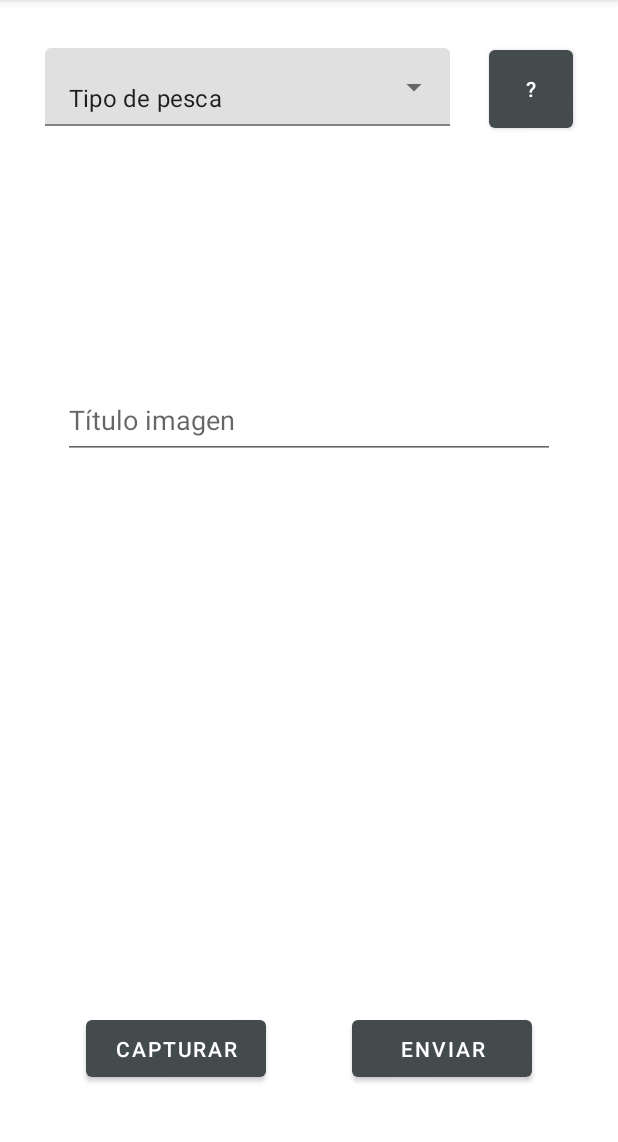
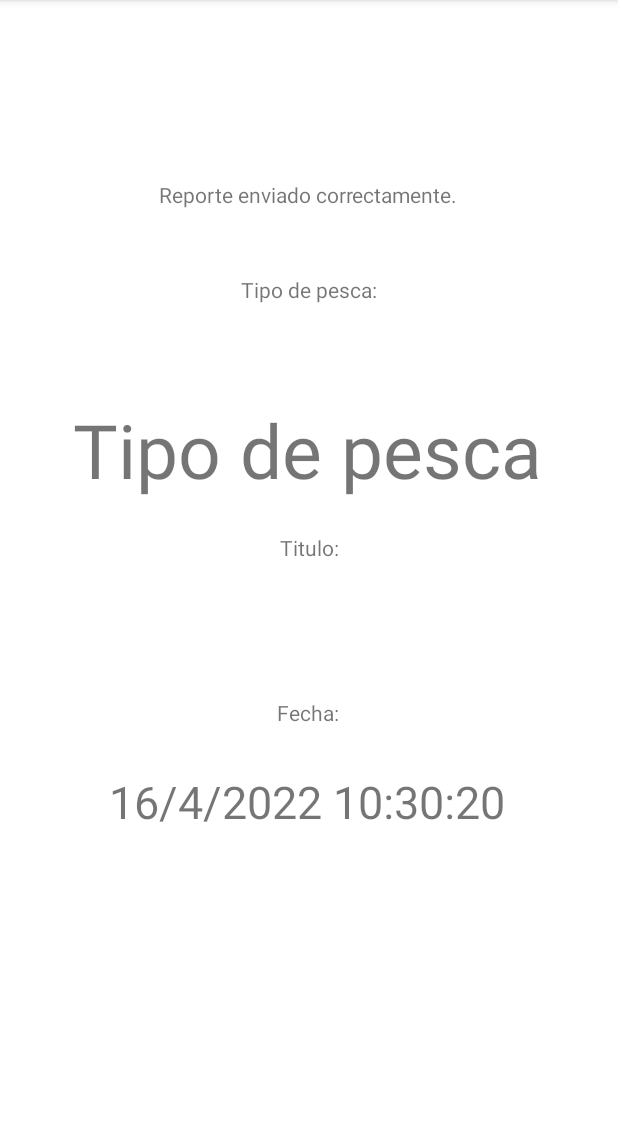
Before and after one commit to gustavonunezlab/TNT, an Android app: the FormFragment screen opened through its navigation route, after a tap on "ENVIAR", on a phone screen of 412 x 824 dp, the part 84-1226 px from its top. Run offline under Robolectric (Android 15) with nearby library versions, the phone set to English and light mode, and no system bars; Roboto replaces fonts that are not available here; 2 statements that could not run were skipped.

Commit message:
Sending paramenters from FormFragment to FormDisplayFragment

```diff
--- a/app/build.gradle
+++ b/app/build.gradle
@@ -1,6 +1,8 @@
 plugins {
     id 'com.android.application'
     id 'org.jetbrains.kotlin.android'
+    id("androidx.navigation.safeargs")
+
 }
 
 android {
@@ -55,22 +57,20 @@ dependencies {
     androidTestImplementation 'androidx.test.ext:junit:1.1.3'
     androidTestImplementation 'androidx.test.espresso:espresso-core:3.4.0'
 
-
-
     // Java language implementation
-    implementation("androidx.navigation:navigation-fragment:2.4.1")
-    implementation("androidx.navigation:navigation-ui:2.4.1")
+    implementation("androidx.navigation:navigation-fragment:2.4.2")
+    implementation("androidx.navigation:navigation-ui:2.4.2")
 
     // Kotlin
-    implementation("androidx.navigation:navigation-fragment-ktx:2.4.1")
-    implementation("androidx.navigation:navigation-ui-ktx:2.4.1")
+    implementation("androidx.navigation:navigation-fragment-ktx:2.4.2")
+    implementation("androidx.navigation:navigation-ui-ktx:2.4.2")
 
     // Feature module Support
-    implementation("androidx.navigation:navigation-dynamic-features-fragment:2.4.1")
+    implementation("androidx.navigation:navigation-dynamic-features-fragment:2.4.2")
 
     // Testing Navigation
-    androidTestImplementation("androidx.navigation:navigation-testing:2.4.1")
+    androidTestImplementation("androidx.navigation:navigation-testing:2.4.2")
 
     // Jetpack Compose Integration
-    implementation("androidx.navigation:navigation-compose:2.4.1")
+    implementation("androidx.navigation:navigation-compose:2.4.2")
 }
--- /dev/null
+++ b/app/src/main/java/com/example/demo/FormDisplayFragment.kt
@@ -0,0 +1,47 @@
+package com.example.demo
+
+import android.icu.text.SimpleDateFormat
+import android.os.Build
+import android.os.Bundle
+import androidx.fragment.app.Fragment
+import android.view.LayoutInflater
+import android.view.View
+import android.view.ViewGroup
+import androidx.annotation.RequiresApi
+import androidx.navigation.fragment.navArgs
+import com.example.demo.databinding.FragmentFormDisplayBinding
+import java.util.*
+
+// the fragment initialization parameters, e.g. ARG_ITEM_NUMBER
+
+/**
+ * A simple [Fragment] subclass.
+ * Use the [FormDisplayFragment.newInstance] factory method to
+ * create an instance of this fragment.
+ */
+
+class FormDisplayFragment : Fragment() {
+
+    private var _binding: FragmentFormDisplayBinding? = null
+    private val binding get() = _binding!!
+    private val args: FormDisplayFragmentArgs by navArgs()
+
+    @RequiresApi(Build.VERSION_CODES.N)
+    override fun onCreateView(
+        inflater: LayoutInflater, container: ViewGroup?,
+        savedInstanceState: Bundle?
+    ): View? {
+        _binding = FragmentFormDisplayBinding.inflate(inflater, container, false)
+        _binding!!.titleTextView.text = args.title
+        _binding!!.fishingTypeTextView.text = args.fishingType
+
+        val sdf = SimpleDateFormat("dd/M/yyyy hh:mm:ss")
+
+        val currentDate = sdf.format(Date())
+        _binding!!.dateTextView.text = currentDate
+        val view = binding.root
+        return view
+    }
+
+
+}
--- a/app/src/main/java/com/example/demo/FormFragment.kt
+++ b/app/src/main/java/com/example/demo/FormFragment.kt
@@ -53,7 +53,7 @@ class FormFragment : Fragment() {
 
     private fun fishingInfo() {
     //ir al nuevo fragment FishingInfoFragment, aun no esta creado
-        findNavController().navigate(R.id.fishingInfoActivityAction)
+        findNavController().navigate(R.id.fishingInfoAction)
     }
 
     private fun takePhoto() {
@@ -71,14 +71,14 @@ class FormFragment : Fragment() {
     }
 
     private fun sendData() {
-        //ir al nuevo fragment FormDisplayFragment, aun no esta creado
-        // findNavController().navigate(R.id.formDisplayAction)
+      //  if(checkData()) {
+            //ir al nuevo fragment FormDisplayFragment. Pasar parámetros a mostrar
+            val title = _binding?.titleTextInput?.text.toString()
+            val fishingType = _binding?.autoCompleteTextView?.text.toString()
+            val action = FormFragmentDirections.formDisplayAction(title, fishingType)
 
-        if(checkData()) {
-            Toast.makeText(activity, "CASI", Toast.LENGTH_LONG).show()
-
-        }
-
+            findNavController().navigate(action)
+      //  }
     }
 
     private fun checkData(): Boolean {
--- /dev/null
+++ b/app/src/main/res/layout/fragment_form_display.xml
@@ -0,0 +1,93 @@
+<?xml version="1.0" encoding="utf-8"?>
+<androidx.constraintlayout.widget.ConstraintLayout xmlns:android="http://schemas.android.com/apk/res/android"
+    xmlns:app="http://schemas.android.com/apk/res-auto"
+    xmlns:tools="http://schemas.android.com/tools"
+    android:layout_width="match_parent"
+    android:layout_height="match_parent"
+    tools:context=".FormDisplayFragment">
+
+    <TextView
+        android:id="@+id/textView1"
+        android:layout_width="wrap_content"
+        android:layout_height="wrap_content"
+        android:layout_marginStart="104dp"
+        android:layout_marginTop="120dp"
+        android:layout_marginEnd="105dp"
+        android:text="Reporte enviado correctamente."
+        app:layout_constraintEnd_toEndOf="parent"
+        app:layout_constraintStart_toStartOf="parent"
+        app:layout_constraintTop_toTopOf="parent" />
+
+    <TextView
+        android:id="@+id/textView2"
+        android:layout_width="wrap_content"
+        android:layout_height="wrap_content"
+        android:layout_marginStart="160dp"
+        android:layout_marginTop="44dp"
+        android:layout_marginEnd="160dp"
+        android:text="Tipo de pesca:"
+        app:layout_constraintEnd_toEndOf="parent"
+        app:layout_constraintStart_toStartOf="parent"
+        app:layout_constraintTop_toBottomOf="@+id/textView1" />
+
+    <TextView
+        android:id="@+id/fishingTypeTextView"
+        android:layout_width="wrap_content"
+        android:layout_height="wrap_content"
+        android:layout_marginTop="63dp"
+        android:gravity="center"
+        android:text="sdfsdf"
+        android:textSize="50sp"
+        app:layout_constraintEnd_toEndOf="parent"
+        app:layout_constraintHorizontal_bias="0.488"
+        app:layout_constraintStart_toStartOf="parent"
+        app:layout_constraintTop_toBottomOf="@+id/textView2" />
+
+    <TextView
+        android:id="@+id/textView3"
+        android:layout_width="wrap_content"
+        android:layout_height="wrap_content"
+        android:layout_marginStart="160dp"
+        android:layout_marginTop="22dp"
+        android:layout_marginEnd="160dp"
+        android:text="Titulo:"
+        app:layout_constraintEnd_toEndOf="parent"
+        app:layout_constraintStart_toStartOf="parent"
+        app:layout_constraintTop_toBottomOf="@+id/fishingTypeTextView" />
+    <TextView
+        android:id="@+id/titleTextView"
+        android:layout_width="wrap_content"
+        android:layout_height="wrap_content"
+        android:layout_marginStart="174dp"
+        android:layout_marginTop="20dp"
+        android:layout_marginEnd="179dp"
+        android:text="adshjasdhsad"
+        android:textSize="30sp"
+        app:layout_constraintEnd_toEndOf="parent"
+        app:layout_constraintStart_toStartOf="parent"
+        app:layout_constraintTop_toBottomOf="@+id/textView3" />
+    <TextView
+        android:id="@+id/textView4"
+        android:layout_width="wrap_content"
+        android:layout_height="wrap_content"
+        android:layout_marginStart="176dp"
+        android:layout_marginTop="30dp"
+        android:layout_marginEnd="177dp"
+        android:text="Fecha:"
+        app:layout_constraintEnd_toEndOf="parent"
+        app:layout_constraintStart_toStartOf="parent"
+        app:layout_constraintTop_toBottomOf="@+id/titleTextView" />
+    <TextView
+        android:id="@+id/dateTextView"
+        android:layout_width="wrap_content"
+        android:layout_height="wrap_content"
+        android:layout_marginStart="175dp"
+        android:layout_marginTop="29dp"
+        android:layout_marginEnd="178dp"
+        android:text="afafasfafa"
+        android:textSize="30dp"
+        app:layout_constraintEnd_toEndOf="parent"
+        app:layout_constraintStart_toStartOf="parent"
+        app:layout_constraintTop_toBottomOf="@+id/textView4" />
+
+</androidx.constraintlayout.widget.ConstraintLayout>
--- a/app/src/main/res/navigation/navigation.xml
+++ b/app/src/main/res/navigation/navigation.xml
@@ -25,17 +25,34 @@
         android:label="fragment_form"
         tools:layout="@layout/fragment_form" >
         <action
-            android:id="@+id/fishingInfoActivityAction"
+            android:id="@+id/fishingInfoAction"
             app:destination="@id/fishing_info_activity"
             app:enterAnim="@android:anim/fade_in"
             app:exitAnim="@android:anim/fade_out"
             app:popEnterAnim="@android:anim/fade_in"
             app:popExitAnim="@android:anim/fade_out" />
+        <action
+            android:id="@+id/formDisplayAction"
+            app:destination="@id/form_display_fragment">
+        </action>
+
     </fragment>
     <activity
         android:id="@+id/fishing_info_activity"
         android:name="com.example.demo.FishingInfoActivity"
         android:label="activity_fishing_info"
         tools:layout="@layout/activity_fishing_info" />
+    <fragment
+        android:id="@+id/form_display_fragment"
+        android:name="com.example.demo.FormDisplayFragment"
+        android:label="fragment_form_display"
+        tools:layout="@layout/fragment_form_display">
+        <argument
+            android:name="title"
+            app:argType="string"/>
+        <argument
+            android:name="fishingType"
+            app:argType="string"/>
+    </fragment>
 
 </navigation>
--- a/build.gradle
+++ b/build.gradle
@@ -1,4 +1,13 @@
 // Top-level build file where you can add configuration options common to all sub-projects/modules.
+buildscript {
+    repositories {
+        google()
+    }
+    dependencies {
+        classpath("androidx.navigation:navigation-safe-args-gradle-plugin:2.4.2")
+    }
+}
+
 plugins {
     id 'com.android.application' version '7.1.3' apply false
     id 'com.android.library' version '7.1.3' apply false
```
